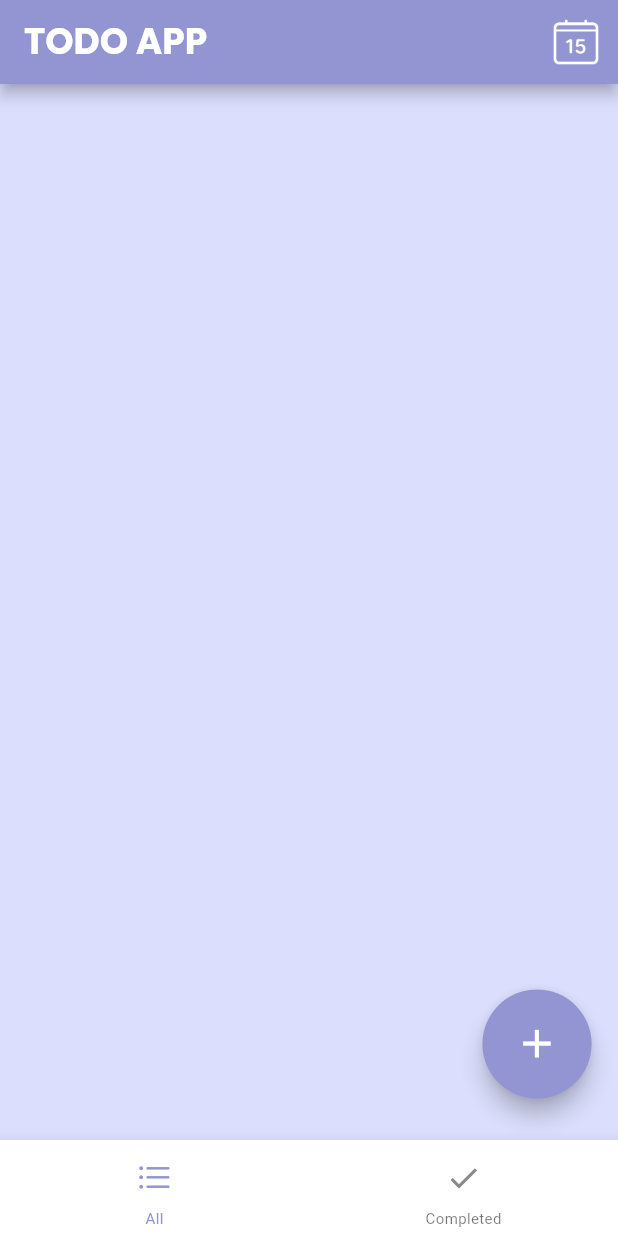
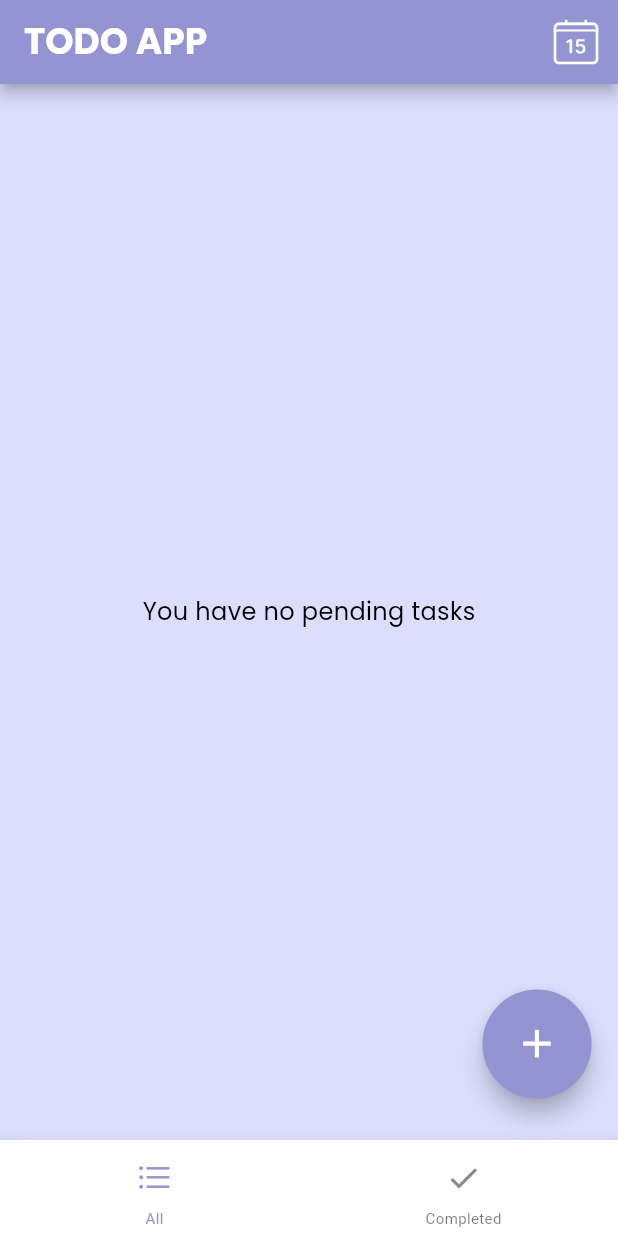
Before and after one commit to thenaijadev/coding_test, a Flutter app: the screen it shows after launch, on a phone screen of 412 x 824 dp. Run offline on Flutter 3.47's test engine with Material 3 defaults, Android fonts, the phone set to English and light mode, and no system bars; our stand-ins replace bloc, equatable, flutter_bloc, google_fonts.

Commit message:
Crud operations done

```diff
--- a/lib/bloc/tasks_bloc.dart
+++ b/lib/bloc/tasks_bloc.dart
@@ -31,5 +31,13 @@ class TasksBloc extends Bloc<TasksEvent, TasksState> {
       final tasks = provider.markTaskCompleted(task);
       emit(TasksStateTaskChanged(tasks: tasks));
     });
+
+    on<TasksEventUpdateTasks>((event, emit) {
+      emit(TaskStateIsLoading());
+      final String id = event.id;
+      final TaskModel task = event.task;
+      final tasks = provider.editTask(id: id, taskModel: task);
+      emit(TasksStateTaskChanged(tasks: tasks));
+    });
   }
 }
--- a/lib/bloc/tasks_event.dart
+++ b/lib/bloc/tasks_event.dart
@@ -24,3 +24,12 @@ class TasksEventMarkAsCompleted extends TasksEvent {
     required this.id,
   });
 }
+
+class TasksEventUpdateTasks extends TasksEvent {
+  final String id;
+  final TaskModel task;
+  TasksEventUpdateTasks({
+    required this.task,
+    required this.id,
+  });
+}
--- a/lib/config/router/app_router.dart
+++ b/lib/config/router/app_router.dart
@@ -1,5 +1,5 @@
+import 'package:coding_test/models/task_model.dart';
 import 'package:coding_test/screens/add_task_screen.dart';
-
 import 'package:coding_test/screens/edit_task.dart';
 import 'package:coding_test/screens/todos_screen.dart';
 import 'package:flutter/material.dart';
@@ -19,8 +19,9 @@ class AppRouter {
           builder: (_) => const AddTaskScreen(),
         );
       case Routes.editTask:
+        var task = routeSettings.arguments as TaskModel;
         return MaterialPageRoute(
-          builder: (_) => const EditTaskScreen(),
+          builder: (_) => EditTaskScreen(task: task),
         );
 
       default:
--- a/lib/providers/tasks_provider.dart
+++ b/lib/providers/tasks_provider.dart
@@ -2,7 +2,6 @@ import 'package:coding_test/models/task_model.dart';
 
 class TasksProvider {
   final List<TaskModel> _tasks = [];
-  final List<TaskModel> _completeTasks = [];
 
   List<TaskModel> get todos => _tasks;
 
@@ -23,7 +22,19 @@ class TasksProvider {
     final task = _tasks[index];
     task.isCompleted = true;
     _tasks[index] = task;
-    print(_tasks);
+
+    return _tasks;
+  }
+
+  List<TaskModel> editTask({required String id, required TaskModel taskModel}) {
+    final index = _tasks.indexWhere((element) => element.id == id);
+
+    final task = _tasks[index];
+    task.title = taskModel.title;
+    task.subTitle = taskModel.subTitle;
+
+    _tasks[index] = task;
+
     return _tasks;
   }
 }
--- a/lib/screens/todos_screen.dart
+++ b/lib/screens/todos_screen.dart
@@ -2,7 +2,7 @@ import 'package:coding_test/config/router/routes.dart';
 import 'package:coding_test/core/widgets/text_widget.dart';
 import 'package:coding_test/widgets/bottom_nav_bar.dart';
 import 'package:coding_test/widgets/completed_tasks_widget.dart';
-import 'package:coding_test/widgets/todos_widget.dart';
+import 'package:coding_test/widgets/tasks_list_widget.dart';
 import 'package:flutter/material.dart';
 
 class TodosScreen extends StatefulWidget {
@@ -16,7 +16,7 @@ class _TodosScreenState extends State<TodosScreen> {
   int _selectedIndex = 0;
 
   final List<Widget> _pages = [
-    const TodosWidget(),
+    const TasksListWidget(),
     const CompletedTasksWidget()
   ];
 
--- a/lib/widgets/todos_widget.dart
+++ b/lib/widgets/tasks_list_widget.dart
@@ -1,10 +1,12 @@
 import 'package:coding_test/bloc/tasks_bloc.dart';
+import 'package:coding_test/config/router/routes.dart';
+import 'package:coding_test/core/widgets/text_widget.dart';
 import 'package:coding_test/widgets/task_widget.dart';
 import 'package:flutter/material.dart';
 import 'package:flutter_bloc/flutter_bloc.dart';
 
-class TodosWidget extends StatelessWidget {
-  const TodosWidget({super.key});
+class TasksListWidget extends StatelessWidget {
+  const TasksListWidget({super.key});
 
   @override
   Widget build(BuildContext context) {
@@ -30,11 +32,16 @@ class TodosWidget extends StatelessWidget {
                                   TasksEventDeleteTasks(
                                       id: state.tasks[index].id!));
                             },
-                            onEdit: () {},
+                            onEdit: () {
+                              Navigator.of(context).pushNamed(Routes.editTask,
+                                  arguments: state.tasks[index]);
+                            },
                           )
                         : const SizedBox();
                   }))
-              : const SizedBox();
+              : const Center(
+                  child: TextWidget(text: "You have no pending tasks"),
+                );
         },
       ),
     );
```
Also changed, not shown: lib/screens/edit_task.dart (+61 -16 lines).
